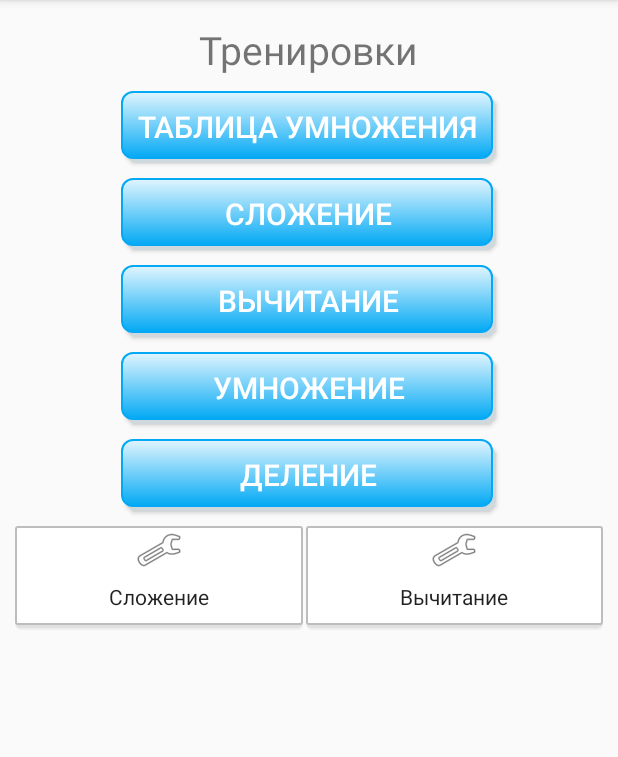
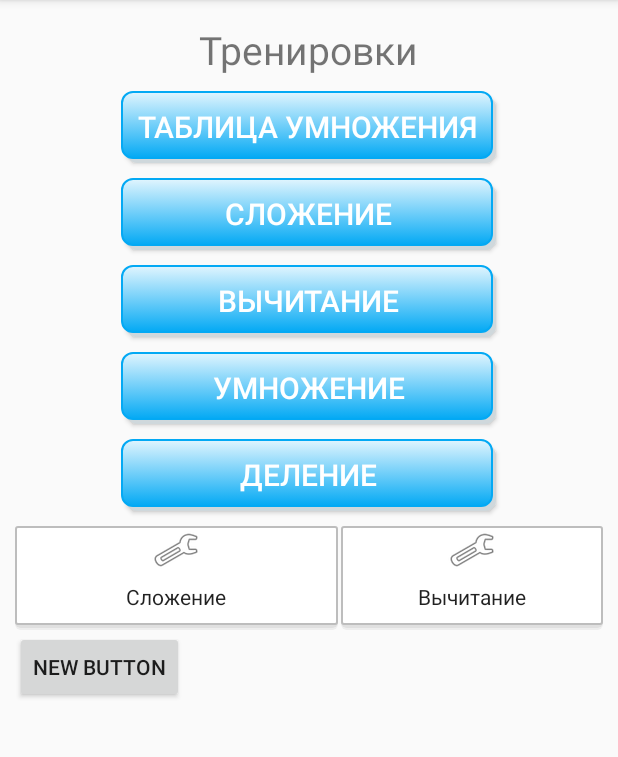
Before and after one commit to mogsev/MyApplication, an Android app: the screen it shows after launch (MyActivity), on a phone screen of 412 x 824 dp, the part 84-841 px from its top. Run offline under Robolectric (Android 15) with nearby library versions, the light colour scheme and no system bars.

Commit message:
update home

```diff
--- a/app/src/main/AndroidManifest.xml
+++ b/app/src/main/AndroidManifest.xml
@@ -10,7 +10,8 @@
         >
         <activity
             android:name=".MyActivity"
-            android:label="@string/app_name" >
+            android:label="@string/app_name"
+            android:hardwareAccelerated="true">
             <intent-filter>
                 <action android:name="android.intent.action.MAIN" />
                 <category android:name="android.intent.category.LAUNCHER" />
--- a/app/src/main/java/com/mogsev/myapplication/util/MathTraining.java
+++ b/app/src/main/java/com/mogsev/myapplication/util/MathTraining.java
@@ -3,6 +3,7 @@ package com.mogsev.myapplication.util;
 import android.app.AlertDialog;
 import android.content.DialogInterface;
 import android.graphics.Color;
+import android.os.Build;
 import android.os.Bundle;
 import android.support.v7.app.AppCompatActivity;
 import android.view.View;
--- a/app/src/main/res/layout/activity_my.xml
+++ b/app/src/main/res/layout/activity_my.xml
@@ -18,7 +18,7 @@
         android:layout_alignParentTop="true"
         android:layout_centerHorizontal="true"
         android:layout_gravity="center_horizontal"
-        android:layout_marginTop="5dp" />
+        android:layout_marginTop="5dp"/>
 
     <Button
         android:layout_width="250dp"
@@ -88,11 +88,12 @@
         android:layout_height="match_parent"
         android:layout_gravity="center_horizontal"
         android:layout_marginTop="10dp"
-        android:clipToPadding="false">
+        android:clipToPadding="false"
+        >
 
         <TableRow
             android:layout_width="match_parent"
-            android:layout_height="match_parent">
+            android:layout_height="match_parent" >
 
             <RelativeLayout xmlns:android="http://schemas.android.com/apk/res/android"
                 android:orientation="vertical"
@@ -171,6 +172,16 @@
 
 
         </TableRow>
+        <TableRow>
+
+            <Button
+                android:layout_width="wrap_content"
+                android:layout_height="wrap_content"
+                android:text="New Button"
+                android:id="@+id/button"
+                android:elevation="5dp"
+                />
+        </TableRow>
     </TableLayout>
 
 </LinearLayout>
```
Also changed, not shown: app/src/main/res/drawable/back.xml (added, +7 -0 lines).
